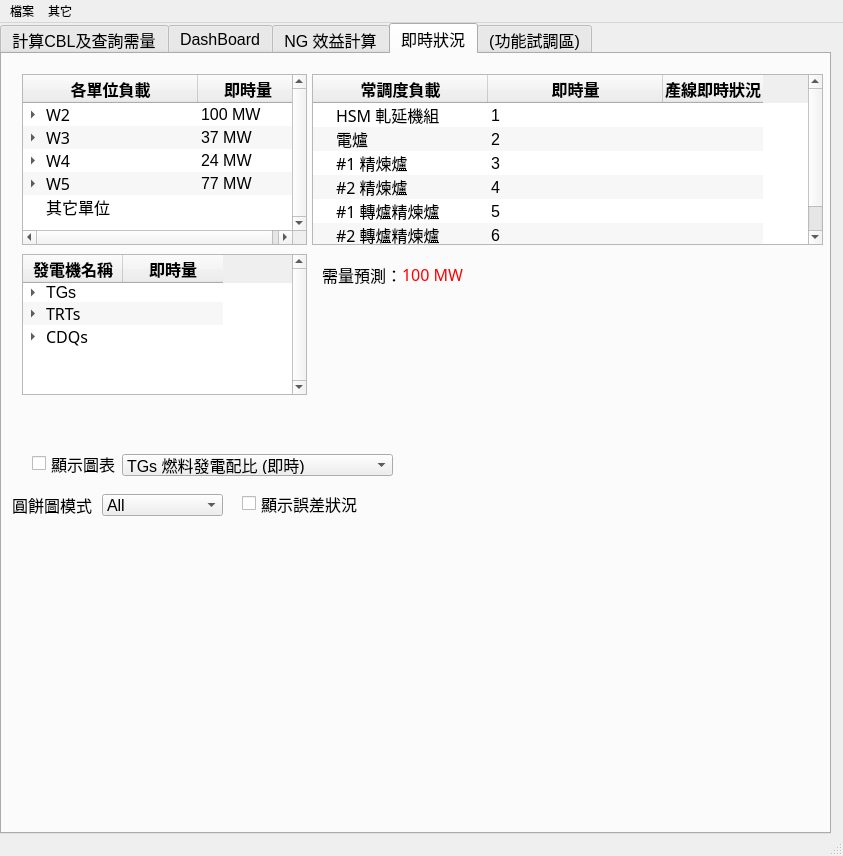
JoesphChou/InterfaceForDispatch, file src/ui.ui: the form before one commit.
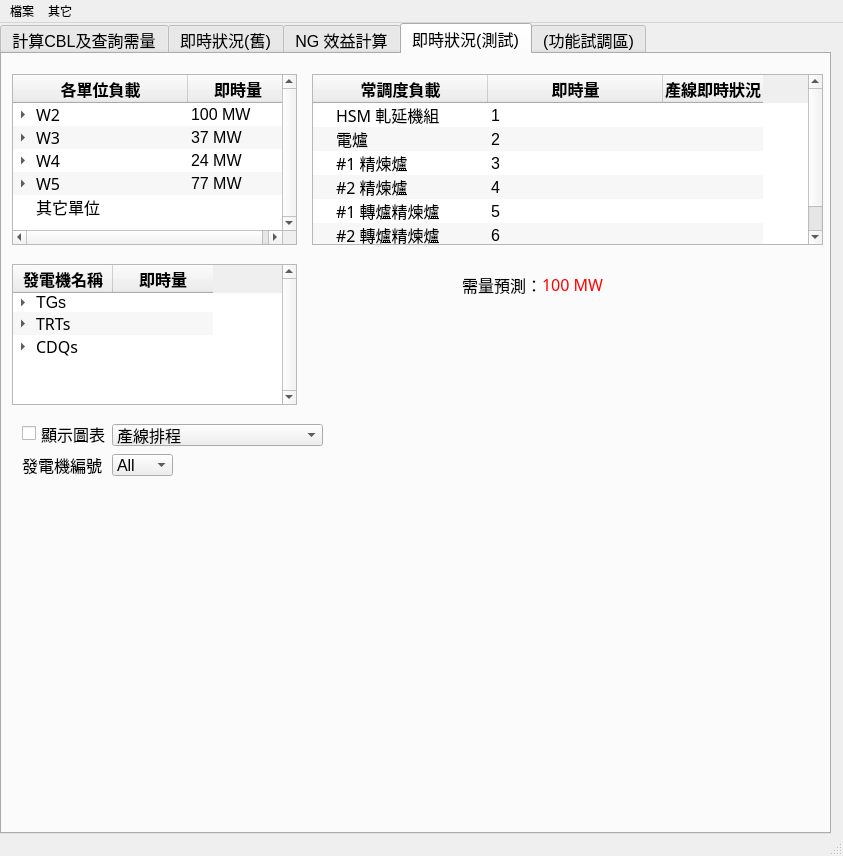
The form after the commit. The open tabs and pages were chosen to show the change.

Commit message:
feat(ui, visualization): reefine chart titles and display logic for pie and stacked charts
- Added top title for PieChartArea; repositioned mini_flow_legend to fix bottom-center
-Renamed 'title' parameter in update_from_metrics() to 'center_tile' to avoid confusion with chart title
- Combined TG fuel ratio(real-time) and fuel usage(historical) into unified view; added titles and adjusted margins for stacked charts
- Improved "Show Chart" UI logic to ensure consistent chart visibility and state synchronization

```diff
--- a/src/ui.ui
+++ b/src/ui.ui
@@ -32,7 +32,7 @@
      </font>
     </property>
     <property name="currentIndex">
-     <number>2</number>
+     <number>3</number>
     </property>
     <widget class="QWidget" name="tab_1">
      <property name="enabled">
@@ -910,7 +910,7 @@
       <bool>true</bool>
      </property>
      <attribute name="title">
-      <string>DashBoard</string>
+      <string>即時狀況(舊)</string>
      </attribute>
      <widget class="QTreeWidget" name="tw1">
       <property name="enabled">
@@ -3449,7 +3449,7 @@
     </widget>
     <widget class="QWidget" name="tab_5">
      <attribute name="title">
-      <string>即時狀況</string>
+      <string>即時狀況(測試)</string>
      </attribute>
      <widget class="QTreeWidget" name="tw2_2">
       <property name="geometry">
@@ -3707,7 +3707,7 @@
       </property>
       <property name="geometry">
        <rect>
-        <x>20</x>
+        <x>10</x>
         <y>20</y>
         <width>285</width>
         <height>171</height>
@@ -4555,8 +4555,8 @@
      <widget class="QTreeWidget" name="tw3_2">
       <property name="geometry">
        <rect>
-        <x>20</x>
-        <y>200</y>
+        <x>10</x>
+        <y>210</y>
         <width>285</width>
         <height>141</height>
        </rect>
@@ -4839,8 +4839,8 @@
      <widget class="QCheckBox" name="checkBox_5">
       <property name="geometry">
        <rect>
-        <x>30</x>
-        <y>400</y>
+        <x>20</x>
+        <y>370</y>
         <width>131</width>
         <height>19</height>
        </rect>
@@ -4862,93 +4862,27 @@
        </rect>
       </property>
       <property name="currentIndex">
-       <number>3</number>
+       <number>2</number>
       </property>
       <widget class="QWidget" name="gen_by_fuel">
        <widget class="QWidget" name="verticalLayoutWidget_2">
         <property name="geometry">
          <rect>
           <x>0</x>
-          <y>40</y>
-          <width>441</width>
-          <height>291</height>
+          <y>0</y>
+          <width>341</width>
+          <height>331</height>
          </rect>
         </property>
         <layout class="QVBoxLayout" name="verticalLayout_2"/>
        </widget>
-       <widget class="QComboBox" name="comboBox">
-        <property name="geometry">
-         <rect>
-          <x>90</x>
-          <y>10</y>
-          <width>121</width>
-          <height>22</height>
-         </rect>
-        </property>
-        <item>
-         <property name="text">
-          <string>All</string>
-         </property>
-        </item>
-        <item>
-         <property name="text">
-          <string>TG1</string>
-         </property>
-        </item>
-        <item>
-         <property name="text">
-          <string>TG2</string>
-         </property>
-        </item>
-        <item>
-         <property name="text">
-          <string>TG3</string>
-         </property>
-        </item>
-        <item>
-         <property name="text">
-          <string>TG4</string>
-         </property>
-        </item>
-       </widget>
-       <widget class="QLabel" name="label_46">
-        <property name="geometry">
-         <rect>
-          <x>0</x>
-          <y>10</y>
-          <width>81</width>
-          <height>21</height>
-         </rect>
-        </property>
-        <property name="text">
-         <string>圓餅圖模式</string>
-        </property>
-       </widget>
-       <widget class="QCheckBox" name="checkBox_4">
-        <property name="geometry">
-         <rect>
-          <x>230</x>
-          <y>10</y>
-          <width>131</width>
-          <height>19</height>
-         </rect>
-        </property>
-        <property name="text">
-         <string>顯示誤差狀況</string>
-        </property>
-        <property name="checked">
-         <bool>false</bool>
-        </property>
-       </widget>
-      </widget>
-      <widget class="QWidget" name="gen_by_fuel_of_history">
        <widget class="QWidget" name="verticalLayoutWidget_5">
         <property name="geometry">
          <rect>
-          <x>0</x>
+          <x>340</x>
           <y>0</y>
-          <width>581</width>
-          <height>311</height>
+          <width>461</width>
+          <height>331</height>
          </rect>
         </property>
         <layout class="QVBoxLayout" name="verticalLayout_3"/>
@@ -4960,8 +4894,8 @@
          <rect>
           <x>0</x>
           <y>0</y>
-          <width>491</width>
-          <height>321</height>
+          <width>801</width>
+          <height>331</height>
          </rect>
         </property>
         <layout class="QVBoxLayout" name="verticalLayout_4"/>
@@ -4984,25 +4918,23 @@
      <widget class="QComboBox" name="comboBox_3">
       <property name="geometry">
        <rect>
-        <x>120</x>
-        <y>400</y>
-        <width>271</width>
+        <x>110</x>
+        <y>370</y>
+        <width>211</width>
         <height>22</height>
        </rect>
       </property>
+      <property name="currentIndex">
+       <number>2</number>
+      </property>
       <item>
        <property name="text">
-        <string>TGs 燃料發電配比 (即時)</string>
+        <string>TGs 燃料發電配比</string>
        </property>
       </item>
       <item>
        <property name="text">
-        <string>TGs 燃料發電配比 (含歷史資料)</string>
-       </property>
-      </item>
-      <item>
-       <property name="text">
-        <string>中龍發電量 (by 機組)</string>
+        <string>中龍發電量 (by 發電機組)</string>
        </property>
       </item>
       <item>
@@ -5014,8 +4946,8 @@
      <widget class="QLabel" name="label_42">
       <property name="geometry">
        <rect>
-        <x>400</x>
-        <y>210</y>
+        <x>540</x>
+        <y>220</y>
         <width>91</width>
         <height>21</height>
        </rect>
@@ -5036,8 +4968,8 @@
      <widget class="QLabel" name="label_43">
       <property name="geometry">
        <rect>
-        <x>320</x>
-        <y>210</y>
+        <x>460</x>
+        <y>220</y>
         <width>81</width>
         <height>21</height>
        </rect>
@@ -5052,6 +4984,54 @@
        <string>需量預測：</string>
       </property>
      </widget>
+     <widget class="QLabel" name="label_46">
+      <property name="geometry">
+       <rect>
+        <x>20</x>
+        <y>400</y>
+        <width>81</width>
+        <height>21</height>
+       </rect>
+      </property>
+      <property name="text">
+       <string>發電機編號</string>
+      </property>
+     </widget>
+     <widget class="QComboBox" name="comboBox">
+      <property name="geometry">
+       <rect>
+        <x>110</x>
+        <y>400</y>
+        <width>61</width>
+        <height>22</height>
+       </rect>
+      </property>
+      <item>
+       <property name="text">
+        <string>All</string>
+       </property>
+      </item>
+      <item>
+       <property name="text">
+        <string>TG1</string>
+       </property>
+      </item>
+      <item>
+       <property name="text">
+        <string>TG2</string>
+       </property>
+      </item>
+      <item>
+       <property name="text">
+        <string>TG3</string>
+       </property>
+      </item>
+      <item>
+       <property name="text">
+        <string>TG4</string>
+       </property>
+      </item>
+     </widget>
     </widget>
     <widget class="QWidget" name="tab_4">
      <attribute name="title">
@@ -5660,6 +5640,22 @@
        <string>堆疊圖</string>
       </property>
      </widget>
+     <widget class="QCheckBox" name="checkBox_4">
+      <property name="geometry">
+       <rect>
+        <x>20</x>
+        <y>560</y>
+        <width>201</width>
+        <height>19</height>
+       </rect>
+      </property>
+      <property name="text">
+       <string>顯示誤差狀況 (圓餅圖)</string>
+      </property>
+      <property name="checked">
+       <bool>false</bool>
+      </property>
+     </widget>
     </widget>
    </widget>
   </widget>
```
The commit also changes 3 other files.
